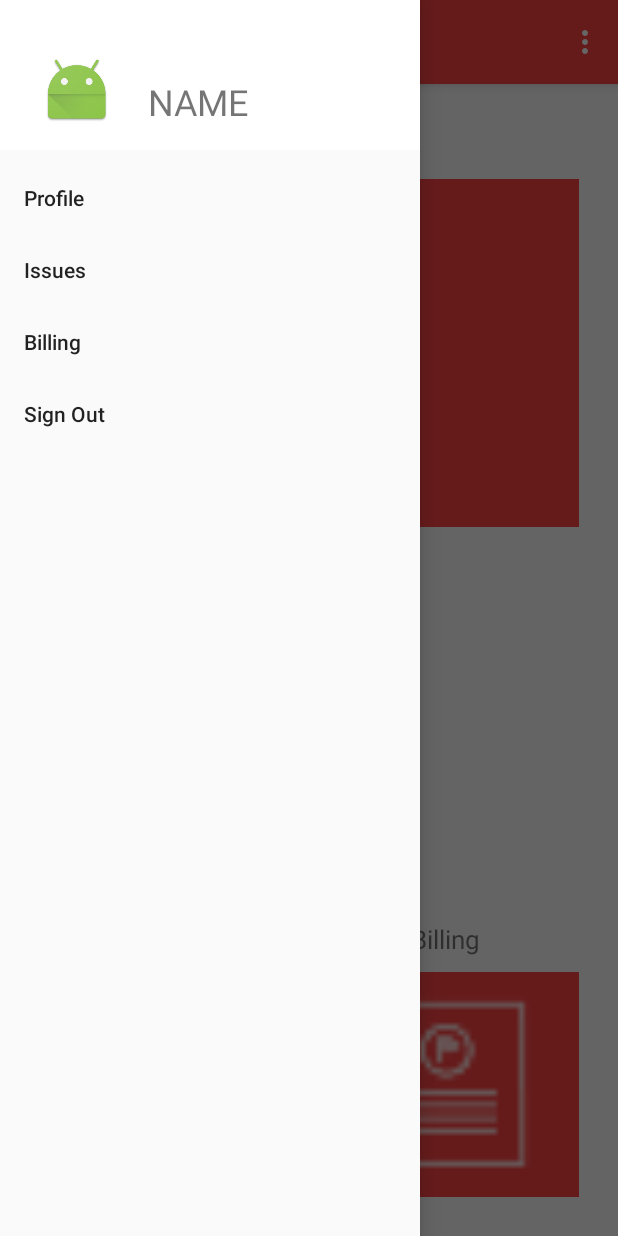
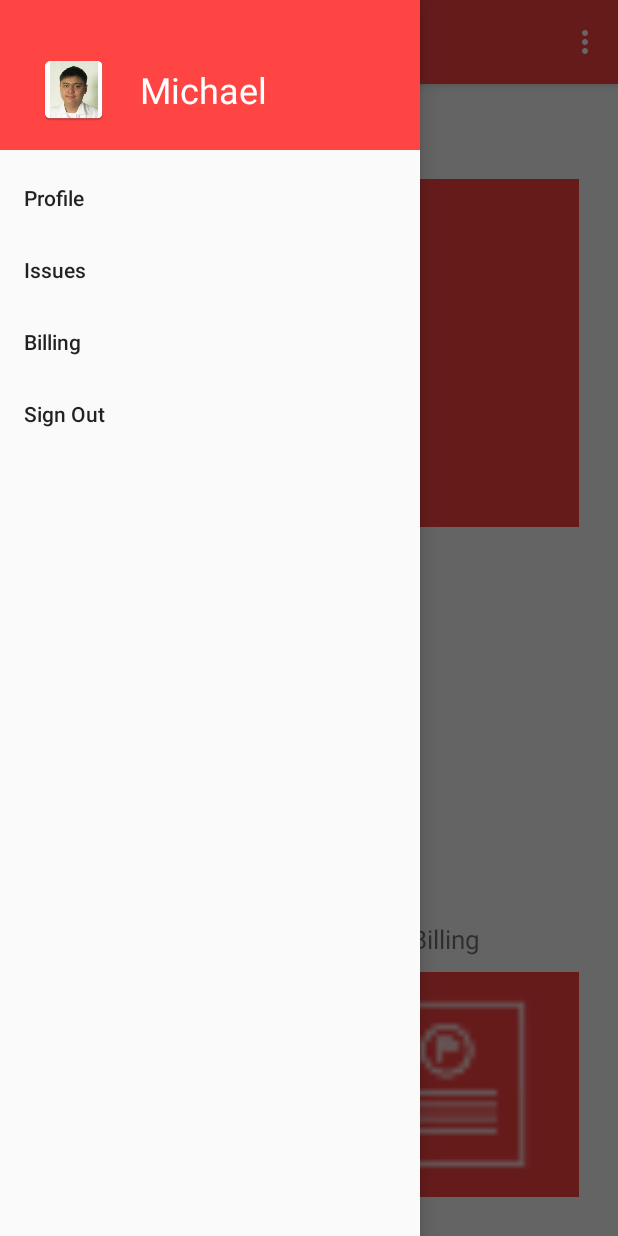
Before and after one commit to richard-parayno/Pilot, an Android app: the MainActivity screen opened directly, with no data from a screen before it, with the side drawer open, on a phone screen of 412 x 824 dp. Run offline under Robolectric (Android 15) with nearby library versions, the phone set to English and light mode, and no system bars.

Commit message:
get me out of here

```diff
--- a/app/src/main/res/layout/nav_header_main.xml
+++ b/app/src/main/res/layout/nav_header_main.xml
@@ -3,29 +3,30 @@
     xmlns:app="http://schemas.android.com/apk/res-auto"
     xmlns:tools="http://schemas.android.com/tools"
     android:layout_width="match_parent" android:layout_height="100dp"
-    android:background="@android:color/background_light">
+    android:background="@android:color/holo_red_light">
 
     <ImageView
         android:layout_width="wrap_content"
         android:layout_height="wrap_content"
-        app:srcCompat="@mipmap/ic_launcher"
+        app:srcCompat="@mipmap/ic_sampleuser"
         android:layout_marginLeft="27dp"
-        android:layout_marginStart="27dp"
+        android:layout_marginStart="25dp"
         android:id="@+id/imageView2"
-        android:layout_alignParentBottom="true"
-        android:layout_alignParentLeft="true"
+        android:layout_centerVertical="true"
         android:layout_alignParentStart="true"
-        android:layout_marginBottom="16dp" />
+        android:translationY="10dp" />
 
     <TextView
-        android:text="NAME"
+        android:text="Michael"
         android:layout_width="wrap_content"
         android:layout_height="wrap_content"
         android:layout_marginLeft="23dp"
-        android:layout_marginStart="23dp"
+        android:layout_marginStart="20dp"
         android:textSize="24dp"
         android:id="@+id/textView"
-        android:layout_alignBottom="@+id/imageView2"
-        android:layout_toRightOf="@+id/imageView2"
-        android:layout_toEndOf="@+id/imageView2" />
+        android:layout_centerVertical="true"
+        android:layout_toEndOf="@+id/imageView2"
+        android:translationY="10dp"
+        android:textColorLink="@android:color/white"
+        android:textColor="@android:color/background_light" />
 </RelativeLayout>
```
Also changed, not shown: app/src/main/res/layout/content_login.xml (+21 -17 lines).
